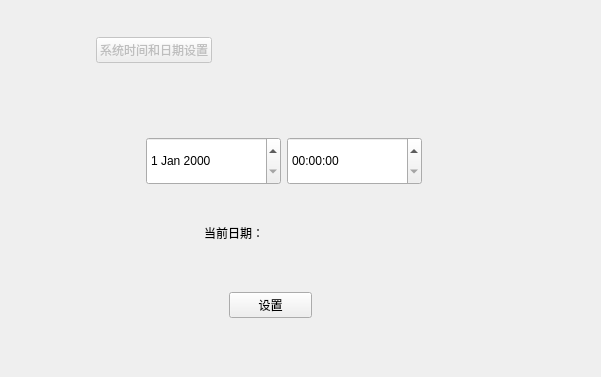
First picture: the form in timesetting.ui, repository jjzhang166/DvrUI, before the edit.
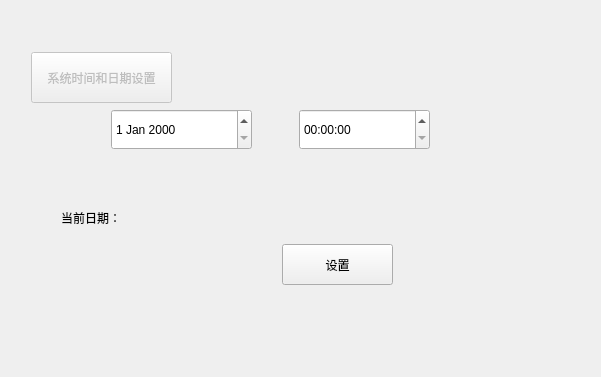
Second picture: the form after the edit.

```diff
--- a/timesetting.ui
+++ b/timesetting.ui
@@ -13,10 +13,8 @@
   <property name="windowTitle">
    <string>Dialog</string>
   </property>
-  <layout class="QGridLayout" name="gridLayout">
+  <layout class="QGridLayout" name="gridLayout_4" rowstretch="1,2,1,1,1,2">
    <item row="0" column="0">
-    <layout class="QVBoxLayout" name="verticalLayout">
-     <item>
       <layout class="QHBoxLayout" name="horizontalLayout">
        <item>
         <spacer name="verticalSpacer_9">
@@ -46,39 +44,41 @@
        </item>
       </layout>
      </item>
-     <item>
-      <layout class="QHBoxLayout" name="horizontalLayout_4">
-       <item>
-        <spacer name="horizontalSpacer_8">
-         <property name="orientation">
-          <enum>Qt::Horizontal</enum>
-         </property>
-         <property name="sizeHint" stdset="0">
-          <size>
-           <width>40</width>
-           <height>20</height>
-          </size>
-         </property>
-        </spacer>
-       </item>
-       <item>
+   <item row="1" column="0">
+    <layout class="QGridLayout" name="gridLayout">
+     <property name="leftMargin">
+      <number>20</number>
+     </property>
+     <item row="0" column="0">
         <widget class="QPushButton" name="pushButton">
          <property name="enabled">
           <bool>false</bool>
          </property>
+       <property name="minimumSize">
+        <size>
+         <width>141</width>
+         <height>51</height>
+        </size>
+       </property>
+       <property name="maximumSize">
+        <size>
+         <width>141</width>
+         <height>51</height>
+        </size>
+       </property>
          <property name="text">
           <string>系统时间和日期设置</string>
          </property>
         </widget>
        </item>
-       <item>
+     <item row="0" column="1">
         <spacer name="horizontalSpacer_7">
          <property name="orientation">
           <enum>Qt::Horizontal</enum>
          </property>
          <property name="sizeHint" stdset="0">
           <size>
-           <width>378</width>
+         <width>408</width>
            <height>20</height>
           </size>
          </property>
@@ -86,52 +86,15 @@
        </item>
       </layout>
      </item>
-     <item>
-      <layout class="QHBoxLayout" name="horizontalLayout_2">
-       <item>
-        <spacer name="verticalSpacer">
-         <property name="orientation">
-          <enum>Qt::Vertical</enum>
-         </property>
-         <property name="sizeHint" stdset="0">
-          <size>
-           <width>20</width>
-           <height>48</height>
-          </size>
-         </property>
-        </spacer>
-       </item>
-       <item>
-        <spacer name="verticalSpacer_2">
-         <property name="orientation">
-          <enum>Qt::Vertical</enum>
-         </property>
-         <property name="sizeHint" stdset="0">
-          <size>
-           <width>20</width>
-           <height>68</height>
-          </size>
-         </property>
-        </spacer>
-       </item>
-      </layout>
-     </item>
-     <item>
-      <layout class="QHBoxLayout" name="horizontalLayout_8">
-       <item>
-        <spacer name="horizontalSpacer_3">
-         <property name="orientation">
-          <enum>Qt::Horizontal</enum>
-         </property>
-         <property name="sizeHint" stdset="0">
-          <size>
-           <width>128</width>
-           <height>48</height>
-          </size>
-         </property>
-        </spacer>
-       </item>
-       <item>
+   <item row="2" column="0">
+    <layout class="QGridLayout" name="gridLayout_2">
+     <property name="leftMargin">
+      <number>100</number>
+     </property>
+     <property name="rightMargin">
+      <number>160</number>
+     </property>
+     <item row="0" column="0">
         <widget class="QDateEdit" name="dateEdit">
          <property name="sizePolicy">
           <sizepolicy hsizetype="Expanding" vsizetype="Expanding">
@@ -139,9 +102,34 @@
            <verstretch>0</verstretch>
           </sizepolicy>
          </property>
-        </widget>
-       </item>
-       <item>
+       <property name="minimumSize">
+        <size>
+         <width>141</width>
+         <height>41</height>
+        </size>
+       </property>
+       <property name="maximumSize">
+        <size>
+         <width>141</width>
+         <height>41</height>
+        </size>
+       </property>
+      </widget>
+     </item>
+     <item row="0" column="1">
+      <spacer name="horizontalSpacer">
+       <property name="orientation">
+        <enum>Qt::Horizontal</enum>
+       </property>
+       <property name="sizeHint" stdset="0">
+        <size>
+         <width>18</width>
+         <height>20</height>
+        </size>
+       </property>
+      </spacer>
+     </item>
+     <item row="0" column="2">
         <widget class="QTimeEdit" name="timeEdit">
          <property name="sizePolicy">
           <sizepolicy hsizetype="Expanding" vsizetype="Expanding">
@@ -149,25 +137,24 @@
            <verstretch>0</verstretch>
           </sizepolicy>
          </property>
-        </widget>
-       </item>
-       <item>
-        <spacer name="horizontalSpacer_4">
-         <property name="orientation">
-          <enum>Qt::Horizontal</enum>
-         </property>
-         <property name="sizeHint" stdset="0">
-          <size>
-           <width>168</width>
-           <height>48</height>
-          </size>
-         </property>
-        </spacer>
-       </item>
-      </layout>
-     </item>
-     <item>
-      <layout class="QHBoxLayout" name="horizontalLayout_3">
+       <property name="minimumSize">
+        <size>
+         <width>131</width>
+         <height>41</height>
+        </size>
+       </property>
+       <property name="maximumSize">
+        <size>
+         <width>131</width>
+         <height>41</height>
+        </size>
+       </property>
+      </widget>
+     </item>
+    </layout>
+   </item>
+   <item row="3" column="0">
+    <layout class="QHBoxLayout" name="horizontalLayout_2">
        <item>
         <spacer name="verticalSpacer_3">
          <property name="orientation">
@@ -196,22 +183,12 @@
        </item>
       </layout>
      </item>
-     <item>
-      <layout class="QHBoxLayout" name="horizontalLayout_9">
-       <item>
-        <spacer name="horizontalSpacer_5">
-         <property name="orientation">
-          <enum>Qt::Horizontal</enum>
-         </property>
-         <property name="sizeHint" stdset="0">
-          <size>
-           <width>16</width>
-           <height>17</height>
-          </size>
-         </property>
-        </spacer>
-       </item>
-       <item>
+   <item row="4" column="0">
+    <layout class="QGridLayout" name="gridLayout_3">
+     <property name="leftMargin">
+      <number>50</number>
+     </property>
+     <item row="0" column="0" colspan="2">
         <widget class="QLabel" name="label">
          <property name="sizePolicy">
           <sizepolicy hsizetype="Expanding" vsizetype="Expanding">
@@ -219,6 +196,18 @@
            <verstretch>0</verstretch>
           </sizepolicy>
          </property>
+       <property name="minimumSize">
+        <size>
+         <width>221</width>
+         <height>41</height>
+        </size>
+       </property>
+       <property name="maximumSize">
+        <size>
+         <width>221</width>
+         <height>41</height>
+        </size>
+       </property>
          <property name="styleSheet">
           <string notr="true">font: 75 11pt &quot;微软雅黑&quot;;</string>
          </property>
@@ -227,67 +216,33 @@
          </property>
         </widget>
        </item>
-       <item>
-        <spacer name="horizontalSpacer_6">
+     <item row="0" column="2" colspan="2">
+      <spacer name="horizontalSpacer_2">
          <property name="orientation">
           <enum>Qt::Horizontal</enum>
          </property>
          <property name="sizeHint" stdset="0">
           <size>
-           <width>69</width>
-           <height>17</height>
+         <width>268</width>
+         <height>20</height>
           </size>
          </property>
         </spacer>
        </item>
-      </layout>
-     </item>
-     <item>
-      <layout class="QHBoxLayout" name="horizontalLayout_5">
-       <item>
-        <spacer name="verticalSpacer_5">
+     <item row="1" column="0">
+      <spacer name="horizontalSpacer_3">
          <property name="orientation">
-          <enum>Qt::Vertical</enum>
-         </property>
-         <property name="sizeHint" stdset="0">
-          <size>
-           <width>20</width>
-           <height>40</height>
-          </size>
-         </property>
-        </spacer>
-       </item>
-       <item>
-        <spacer name="verticalSpacer_7">
-         <property name="orientation">
-          <enum>Qt::Vertical</enum>
-         </property>
-         <property name="sizeHint" stdset="0">
-          <size>
-           <width>20</width>
-           <height>40</height>
-          </size>
-         </property>
-        </spacer>
-       </item>
-      </layout>
-     </item>
-     <item>
-      <layout class="QHBoxLayout" name="horizontalLayout_6">
-       <item>
-        <spacer name="horizontalSpacer">
-         <property name="orientation">
           <enum>Qt::Horizontal</enum>
          </property>
          <property name="sizeHint" stdset="0">
           <size>
-           <width>218</width>
+         <width>88</width>
            <height>20</height>
           </size>
          </property>
         </spacer>
        </item>
-       <item>
+     <item row="1" column="1" colspan="2">
         <widget class="QPushButton" name="setButton">
          <property name="sizePolicy">
           <sizepolicy hsizetype="Expanding" vsizetype="Expanding">
@@ -295,19 +250,31 @@
            <verstretch>0</verstretch>
           </sizepolicy>
          </property>
+       <property name="minimumSize">
+        <size>
+         <width>111</width>
+         <height>41</height>
+        </size>
+       </property>
+       <property name="maximumSize">
+        <size>
+         <width>111</width>
+         <height>41</height>
+        </size>
+       </property>
          <property name="text">
           <string>设置</string>
          </property>
         </widget>
        </item>
-       <item>
-        <spacer name="horizontalSpacer_2">
+     <item row="1" column="3">
+      <spacer name="horizontalSpacer_4">
          <property name="orientation">
           <enum>Qt::Horizontal</enum>
          </property>
          <property name="sizeHint" stdset="0">
           <size>
-           <width>278</width>
+         <width>158</width>
            <height>20</height>
           </size>
          </property>
@@ -315,8 +282,21 @@
        </item>
       </layout>
      </item>
+   <item row="5" column="0">
+    <layout class="QHBoxLayout" name="horizontalLayout_3">
      <item>
-      <layout class="QHBoxLayout" name="horizontalLayout_7">
+      <spacer name="verticalSpacer_5">
+       <property name="orientation">
+        <enum>Qt::Vertical</enum>
+       </property>
+       <property name="sizeHint" stdset="0">
+        <size>
+         <width>20</width>
+         <height>28</height>
+        </size>
+       </property>
+      </spacer>
+     </item>
        <item>
         <spacer name="verticalSpacer_6">
          <property name="orientation">
@@ -325,25 +305,10 @@
          <property name="sizeHint" stdset="0">
           <size>
            <width>20</width>
-           <height>48</height>
+         <height>28</height>
           </size>
          </property>
         </spacer>
-       </item>
-       <item>
-        <spacer name="verticalSpacer_8">
-         <property name="orientation">
-          <enum>Qt::Vertical</enum>
-         </property>
-         <property name="sizeHint" stdset="0">
-          <size>
-           <width>20</width>
-           <height>48</height>
-          </size>
-         </property>
-        </spacer>
-       </item>
-      </layout>
      </item>
     </layout>
    </item>
```
Lines whose indentation alone changed are shown as unchanged.
